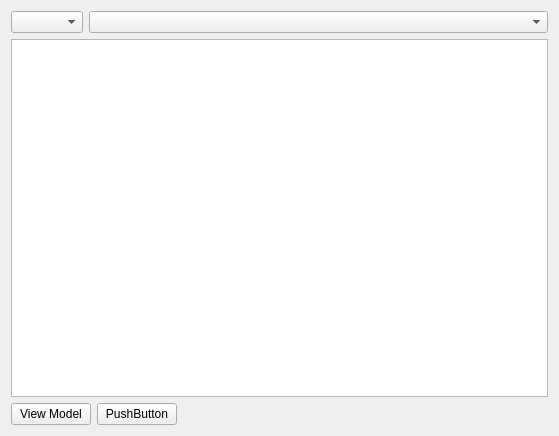
Above: nems/gui_new/ui/tab_browser.ui from LBHB/NEMS0 before the change. Below: the same form after it.
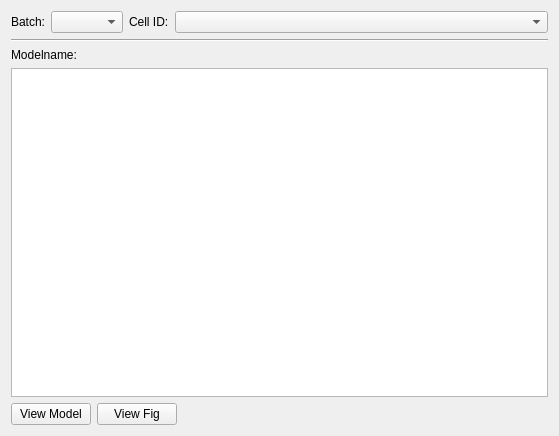
That is the form after the change.

Commit message: start of comp layout

Diff of the .ui file:
```diff
--- a/nems/gui_new/ui/tab_browser.ui
+++ b/nems/gui_new/ui/tab_browser.ui
@@ -16,6 +16,19 @@
   <layout class="QVBoxLayout" name="verticalLayout">
    <item>
     <layout class="QHBoxLayout" name="horizontalLayout_2">
+     <item>
+      <widget class="QLabel" name="label">
+       <property name="minimumSize">
+        <size>
+         <width>0</width>
+         <height>0</height>
+        </size>
+       </property>
+       <property name="text">
+        <string>Batch:</string>
+       </property>
+      </widget>
+     </item>
      <item>
       <widget class="QComboBox" name="comboBoxBatches">
        <property name="sizePolicy">
@@ -32,6 +45,19 @@
        </property>
       </widget>
      </item>
+     <item>
+      <widget class="QLabel" name="label_2">
+       <property name="minimumSize">
+        <size>
+         <width>0</width>
+         <height>0</height>
+        </size>
+       </property>
+       <property name="text">
+        <string>Cell ID:</string>
+       </property>
+      </widget>
+     </item>
      <item>
       <widget class="QComboBox" name="comboBoxCells">
        <property name="sizePolicy">
@@ -47,6 +73,20 @@
      </item>
     </layout>
    </item>
+   <item>
+    <widget class="Line" name="line">
+     <property name="orientation">
+      <enum>Qt::Horizontal</enum>
+     </property>
+    </widget>
+   </item>
+   <item>
+    <widget class="QLabel" name="label_3">
+     <property name="text">
+      <string>Modelname:</string>
+     </property>
+    </widget>
+   </item>
    <item>
     <widget class="QListView" name="listViewModelnames"/>
    </item>
@@ -62,7 +102,7 @@
      <item>
       <widget class="QPushButton" name="pushButton">
        <property name="text">
-        <string>PushButton</string>
+        <string>View Fig</string>
        </property>
       </widget>
      </item>
```
Left out of the diff: 2 changed lines with no effect on the pictures. The commit also changes 5 other files.
